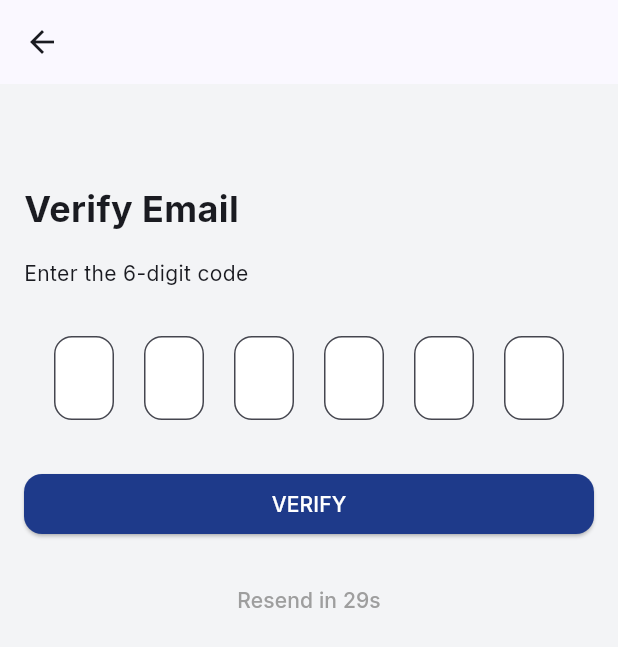
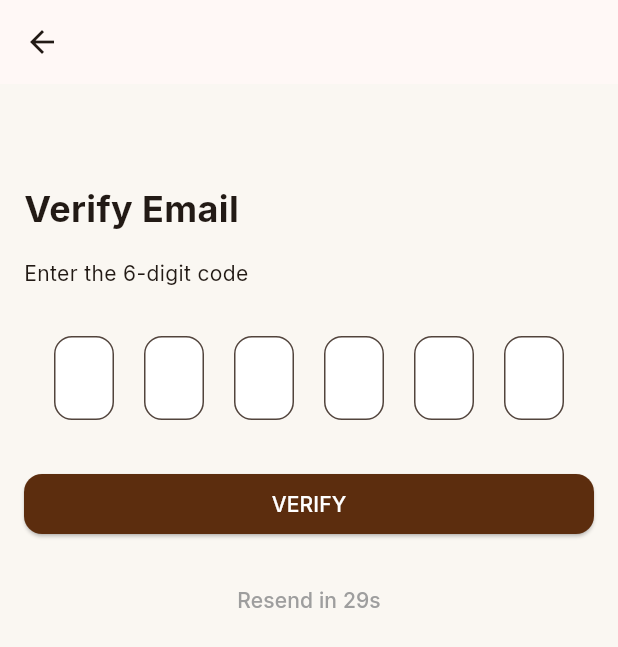
Before and after one commit to mcartv/SMaRT-PDM, a Flutter app: the screen it shows after launch, after a tap on "PORTAL LOGIN", on a phone screen of 412 x 824 dp. Shown: the top 647 px of the screen. Run offline on Flutter 3.47's test engine with Material 3 defaults, Android fonts, the phone set to English and light mode, and no system bars; our stand-ins replace device_preview, google_fonts.

Commit message:
change colors

```diff
--- a/mobile/smartpdm_mobileapp/lib/constants.dart
+++ b/mobile/smartpdm_mobileapp/lib/constants.dart
@@ -1,7 +1,7 @@
 import 'package:flutter/material.dart';
 
-const Color primaryColor = Color(0xFF1E3A8A); // Deep blue
-const Color accentColor = Color(0xFF0D9488); // Teal
-const Color backgroundColor = Color(0xFFF3F4F6); // Light gray
+const Color primaryColor = Color(0xFF5C2D0E); // Deep Brown primary
+const Color accentColor = Color(0xFF7C4A2E); // Brown Mid accent
+const Color backgroundColor = Color(0xFFFAF7F2); // Light warm background
 
 const double borderRadius = 12.0;
--- a/mobile/smartpdm_mobileapp/lib/screens/splash_screen.dart
+++ b/mobile/smartpdm_mobileapp/lib/screens/splash_screen.dart
@@ -23,7 +23,7 @@ class _SplashScreenState extends State<SplashScreen> {
       body: Container(
         decoration: const BoxDecoration(
           gradient: LinearGradient(
-            colors: [primaryColor, Color(0xFF3B82F6)],
+            colors: [primaryColor, accentColor],
             begin: Alignment.topCenter,
             end: Alignment.bottomCenter,
           ),
--- a/mobile/smartpdm_mobileapp/lib/screens/status_tracking_screen.dart
+++ b/mobile/smartpdm_mobileapp/lib/screens/status_tracking_screen.dart
@@ -1,5 +1,4 @@
 import 'package:flutter/material.dart';
-import '../constants.dart';
 import '../widgets/smart_pdm_page_scaffold.dart';
 
 class StatusTrackingScreen extends StatelessWidget {
```
Also changed, not shown: mobile/smartpdm_mobileapp/assets/images/school_logo.png (added).
